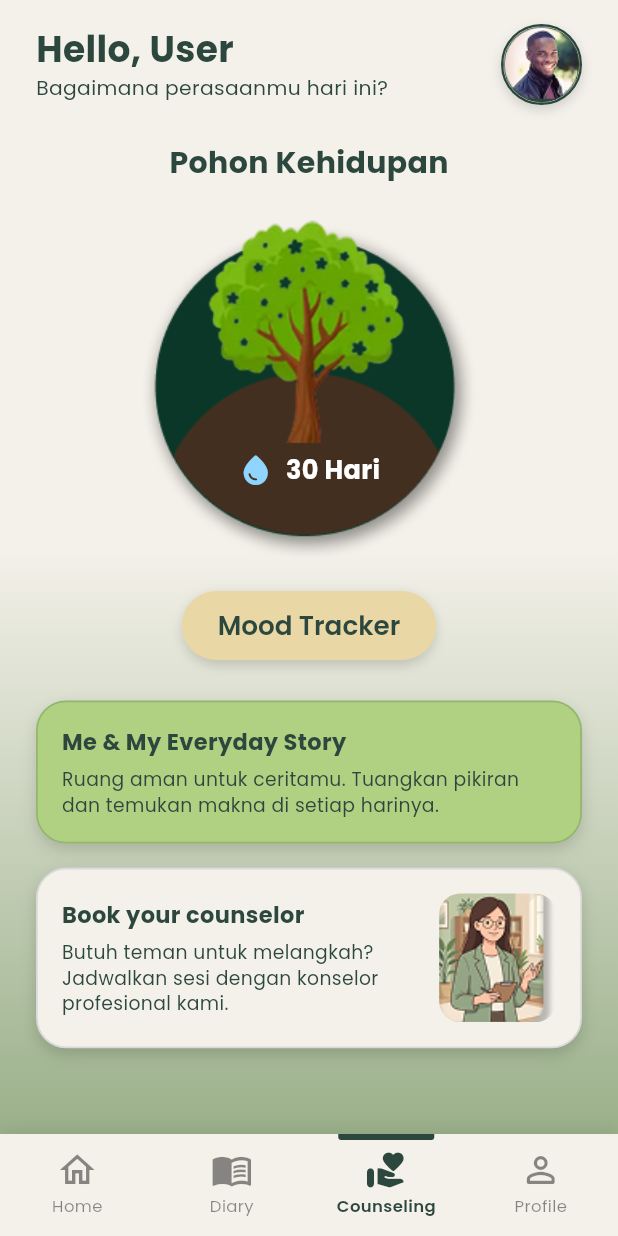
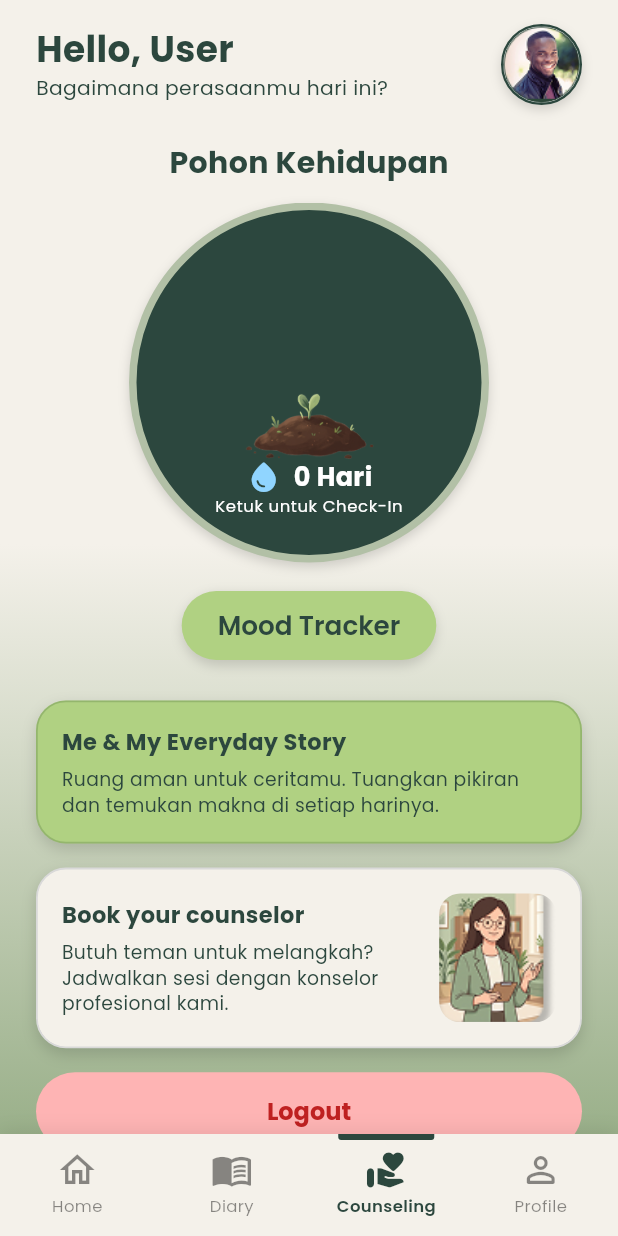
Before and after one commit to 2172015/GayaHidupTeduh, a Flutter app: the HomeScreen screen opened directly, item 3 of the bottom bar chosen, after a tap on "Mood Tracker", on a phone screen of 412 x 824 dp. Run offline on Flutter 3.47's test engine with Material 3 defaults, Android fonts, the phone set to English and light mode, and no system bars.

Commit message:
Add Diary Screen, Revise Home Screen and Navigation Logic

```diff
--- a/frontend/lib/core/app_colors.dart
+++ b/frontend/lib/core/app_colors.dart
@@ -10,4 +10,8 @@ class AppColors {
   static const Color sand = Color(0xFFE9D8A6);
   static const Color lightGray = Color(0xFFD9D9D9);
   static const Color pureWhite = Color(0xFFFFFFFF);
+  static const Color black = Color(0xFF000000);
+  static const Color bodyText = Color(0xFF383329);
+  static const Color errorRed = Color(0xFFBF2121);
+  static const Color errorBackground = Color(0xFFFEB4B4);
 }
--- a/frontend/lib/screens/home/home_screen.dart
+++ b/frontend/lib/screens/home/home_screen.dart
@@ -1,7 +1,10 @@
 import 'package:flutter/material.dart';
+import 'package:gaya_hidup_teduh/screens/auth/login_screen.dart';
+import 'package:gaya_hidup_teduh/screens/diary/diary_screen.dart';
 
 import '../../core/app_colors.dart';
 import '../../widgets/bottom_navigation_bar.dart';
+import '../../widgets/feature_card.dart';
 
 class HomeScreen extends StatefulWidget {
   final String username;
@@ -14,11 +17,37 @@ class HomeScreen extends StatefulWidget {
 
 class _HomeScreenState extends State<HomeScreen> {
   int _selectedNavIndex = 0;
-  final int _streakDays = 30;
+  int _streakDays = 30;
 
   void _onNavTapped(int index) {
     setState(() {
       _selectedNavIndex = index;
+      if (index == 0) {
+        //
+      } else if (index == 1) {
+        Navigator.push(
+          context,
+          MaterialPageRoute(builder: (context) => const DiaryScreen()),
+        );
+      } else if (index == 2) {
+        // Navigate to Counseling
+      } else if (index == 3) {
+        // Navigate to Profile
+      }
+    });
+  }
+
+  void _onStreakTapped() {
+    setState(() {
+      if (_streakDays < 7) {
+        _streakDays = 7;
+      } else if (_streakDays < 14) {
+        _streakDays = 14;
+      } else if (_streakDays < 21) {
+        _streakDays = 21;
+      } else {
+        _streakDays = 0;
+      }
     });
   }
 
@@ -45,7 +74,6 @@ class _HomeScreenState extends State<HomeScreen> {
             child: Column(
               crossAxisAlignment: CrossAxisAlignment.center,
               children: [
-                // 1. Header Row: Greeting + Circular Profile Box
                 Row(
                   mainAxisAlignment: MainAxisAlignment.spaceBetween,
                   crossAxisAlignment: CrossAxisAlignment.center,
@@ -74,7 +102,6 @@ class _HomeScreenState extends State<HomeScreen> {
                       ],
                     ),
 
-                    // Circular Profile Picture Box
                     Container(
                       width: 54,
                       height: 54,
@@ -104,7 +131,6 @@ class _HomeScreenState extends State<HomeScreen> {
                 ),
                 const SizedBox(height: 24),
 
-                // 2. Pohon Kehidupan Title
                 const Text(
                   'Pohon Kehidupan',
                   style: TextStyle(
@@ -115,26 +141,58 @@ class _HomeScreenState extends State<HomeScreen> {
                 ),
                 const SizedBox(height: 12),
 
-                // 3. Tree Streak Graphic
-                // 3. Tree Streak Graphic with Dynamic Stack Overlay
-                SizedBox(
+                GestureDetector(
+                  onTap: _onStreakTapped,
+                  child: Container(
                     width: 240,
                     height: 240,
+                    decoration: BoxDecoration(
+                      shape: BoxShape.circle,
+                      boxShadow: [
+                        BoxShadow(
+                          color: Colors.black.withValues(alpha: 0.15),
+                          blurRadius: 6,
+                          offset: const Offset(0, 3),
+                        ),
+                      ],
+                    ),
                     child: Stack(
                       alignment: Alignment.center,
                       children: [
-                      // Base Tree & Circle Background Image
-                      Image.asset(
-                        'assets/images/homepage/Tree Streak.png',
+                        Container(
                           width: 240,
                           height: 240,
+                          decoration: BoxDecoration(
+                            shape: BoxShape.circle,
+                            color: AppColors.forestGreen,
+                            border: Border.all(
+                              color: Color(0XFFB2C0A6),
+                              width: 5,
+                            ),
+                          ),
+                        ),
+
+                        Positioned(
+                          bottom: 35,
+                          child: Image.asset(
+                            _streakDays < 7
+                                ? 'assets/images/homepage/Streak1-png.png'
+                                : _streakDays < 14
+                                ? 'assets/images/homepage/Streak2-png.png'
+                                : _streakDays < 21
+                                ? 'assets/images/homepage/Streak3-png.png'
+                                : 'assets/images/homepage/Streak4-png.png',
+                            width: 230,
+                            height: 230,
                             fit: BoxFit.contain,
                           ),
+                        ),
 
-                      // Watering Can + Dynamic Streak Text on the Brown Soil
                         Positioned(
-                        bottom: 50,
-                        child: Row(
+                          bottom: 30,
+                          child: Column(
+                            children: [
+                              Row(
                                 mainAxisSize: MainAxisSize.min,
                                 crossAxisAlignment: CrossAxisAlignment.center,
                                 children: [
@@ -154,8 +212,19 @@ class _HomeScreenState extends State<HomeScreen> {
                                   ),
                                 ],
                               ),
+                              Text(
+                                "Ketuk untuk Check-In",
+                                style: Theme.of(context).textTheme.bodySmall
+                                    ?.copyWith(
+                                      color: AppColors.pureWhite,
+                                      fontSize: 11,
+                                    ),
                               ),
                             ],
+                          ),
+                        ),
+                      ],
+                    ),
                   ),
                 ),
                 const SizedBox(height: 18),
@@ -174,10 +243,11 @@ class _HomeScreenState extends State<HomeScreen> {
                   ),
                   child: ElevatedButton(
                     onPressed: () {
-                      // TODO: Navigate to MoodTrackerScreen
+                      // Ke Mood Tracker
+                      _onStreakTapped();
                     },
                     style: ElevatedButton.styleFrom(
-                      backgroundColor: AppColors.sand,
+                      backgroundColor: AppColors.sageGreen,
                       foregroundColor: AppColors.forestGreen,
                       minimumSize: const Size(150, 40),
                       padding: const EdgeInsets.symmetric(
@@ -198,8 +268,7 @@ class _HomeScreenState extends State<HomeScreen> {
                 ),
                 const SizedBox(height: 26),
 
-                // 5. Card 1: Me & My Everyday Story
-                _FeatureCard(
+                FeatureCard(
                   backgroundColor: AppColors.sageGreen,
                   borderColor: AppColors.lightForestGreen.withValues(
                     alpha: 0.4,
@@ -207,23 +276,45 @@ class _HomeScreenState extends State<HomeScreen> {
                   title: 'Me & My Everyday Story',
                   subtitle: 'Ruang aman untuk ceritamu. Tuangkan pikiran dan temukan makna di setiap harinya.',
                   onTap: () {
-                    // TODO: Navigate to DiaryListScreen
+                    // Ke Diary
                   },
                 ),
                 const SizedBox(height: 16),
 
-                // 6. Card 2: Book your counselor (with counselor1.png)
-                _FeatureCard(
+                FeatureCard(
                   backgroundColor: AppColors.offWhite,
                   borderColor: AppColors.lightGray,
                   title: 'Book your counselor',
                   subtitle: 'Butuh teman untuk melangkah? Jadwalkan sesi dengan konselor profesional kami.',
                   trailingImage: 'assets/images/homepage/counselor1.png',
                   onTap: () {
-                    // TODO: Navigate to Booking / Counseling Screen
+                    // Ke Counseling
                   },
                 ),
                 const SizedBox(height: 16),
+                ElevatedButton(
+                  style: ElevatedButton.styleFrom(
+                    backgroundColor: AppColors.errorBackground,
+                    foregroundColor: AppColors.errorRed,
+                  ),
+                  onPressed: () {
+                    // Navigator.of(context).pushAndRemoveUntil(
+                    //   MaterialPageRoute(builder: (_) => const LoginScreen()),
+                    //   (route) => false,
+                    // );
+                    Navigator.pushAndRemoveUntil(
+                      context,
+                      MaterialPageRoute<void>(
+                        builder: (context) => const LoginScreen(),
+                      ),
+                      (route) => false,
+                    );
+                  },
+                  child: const Text(
+                    "Logout",
+                    style: TextStyle(color: AppColors.errorRed),
+                  ),
+                ),
               ],
             ),
           ),
@@ -236,90 +327,3 @@ class _HomeScreenState extends State<HomeScreen> {
     );
   }
 }
-
-class _FeatureCard extends StatelessWidget {
-  final Color backgroundColor;
-  final Color borderColor;
-  final String title;
-  final String subtitle;
-  final String? trailingImage;
-  final VoidCallback onTap;
-
-  const _FeatureCard({
-    required this.backgroundColor,
-    required this.borderColor,
-    required this.title,
-    required this.subtitle,
-    this.trailingImage,
-    required this.onTap,
-  });
-
-  @override
-  Widget build(BuildContext context) {
-    return Container(
-      decoration: BoxDecoration(
-        color: backgroundColor,
-        borderRadius: BorderRadius.circular(20),
-        border: Border.all(color: borderColor, width: 1.2),
-        boxShadow: [
-          BoxShadow(
-            color: Colors.black.withValues(alpha: 0.14),
-            blurRadius: 8,
-            offset: const Offset(0, 4),
-          ),
-        ],
-      ),
-      child: Material(
-        color: Colors.transparent,
-        child: InkWell(
-          borderRadius: BorderRadius.circular(20),
-          onTap: onTap,
-          child: Padding(
-            padding: const EdgeInsets.all(16.0),
-            child: Row(
-              children: [
-                Expanded(
-                  child: Column(
-                    crossAxisAlignment: CrossAxisAlignment.start,
-                    children: [
-                      Text(
-                        title,
-                        style: const TextStyle(
-                          fontSize: 15,
-                          fontWeight: FontWeight.w700,
-                          color: AppColors.forestGreen,
-                        ),
-                      ),
-                      const SizedBox(height: 6),
-                      Text(
-                        subtitle,
-                        style: const TextStyle(
-                          fontSize: 12.5,
-                          fontWeight: FontWeight.w400,
-                          color: AppColors.forestGreen,
-                          height: 1.35,
-                        ),
-                      ),
-                    ],
-                  ),
-                ),
-                if (trailingImage != null) ...[
-                  const SizedBox(width: 12),
-                  ClipRRect(
-                    borderRadius: BorderRadius.circular(14),
-                    child: Image.asset(
-                      trailingImage!,
-                      width: 78,
-                      height: 86,
-                      fit: BoxFit.cover,
-                    ),
-                  ),
-                ],
-              ],
-            ),
-          ),
-        ),
-      ),
-    );
-  }
-}
--- /dev/null
+++ b/frontend/lib/widgets/feature_card.dart
@@ -0,0 +1,91 @@
+import 'package:flutter/material.dart';
+
+import '../core/app_colors.dart';
+
+class FeatureCard extends StatelessWidget {
+  final Color backgroundColor;
+  final Color borderColor;
+  final String title;
+  final String subtitle;
+  final String? trailingImage;
+  final VoidCallback onTap;
+
+  const FeatureCard({
+    super.key,
+    required this.backgroundColor,
+    required this.borderColor,
+    required this.title,
+    required this.subtitle,
+    this.trailingImage,
+    required this.onTap,
+  });
+
+  @override
+  Widget build(BuildContext context) {
+    return Container(
+      decoration: BoxDecoration(
+        color: backgroundColor,
+        borderRadius: BorderRadius.circular(20),
+        border: Border.all(color: borderColor, width: 1.2),
+        boxShadow: [
+          BoxShadow(
+            color: Colors.black.withValues(alpha: 0.14),
+            blurRadius: 8,
+            offset: const Offset(0, 4),
+          ),
+        ],
+      ),
+      child: Material(
+        color: Colors.transparent,
+        child: InkWell(
+          borderRadius: BorderRadius.circular(20),
+          onTap: onTap,
+          child: Padding(
+            padding: const EdgeInsets.all(16.0),
+            child: Row(
+              children: [
+                Expanded(
+                  child: Column(
+                    crossAxisAlignment: CrossAxisAlignment.start,
+                    children: [
+                      Text(
+                        title,
+                        style: const TextStyle(
+                          fontSize: 15,
+                          fontWeight: FontWeight.w700,
+                          color: AppColors.forestGreen,
+                        ),
+                      ),
+                      const SizedBox(height: 6),
+                      Text(
+                        subtitle,
+                        style: const TextStyle(
+                          fontSize: 12.5,
+                          fontWeight: FontWeight.w400,
+                          color: AppColors.forestGreen,
+                          height: 1.35,
+                        ),
+                      ),
+                    ],
+                  ),
+                ),
+                if (trailingImage != null) ...[
+                  const SizedBox(width: 12),
+                  ClipRRect(
+                    borderRadius: BorderRadius.circular(14),
+                    child: Image.asset(
+                      trailingImage!,
+                      width: 78,
+                      height: 86,
+                      fit: BoxFit.cover,
+                    ),
+                  ),
+                ],
+              ],
+            ),
+          ),
+        ),
+      ),
+    );
+  }
+}
```
Also changed, not shown: frontend/lib/core/app_theme.dart (+13 -3 lines), frontend/lib/screens/auth/loading_screen.dart (+11 -7 lines), frontend/lib/screens/auth/login_screen.dart (+6 -2 lines), frontend/lib/screens/diary/diary_screen.dart (added, +57 -0 lines), frontend/assets/images/homepage/Streak1-png.png (added), frontend/assets/images/homepage/Streak2-png.png (added), frontend/assets/images/homepage/Streak3-png.png (added), frontend/assets/images/homepage/Streak4-png.png (added). Lines whose indentation alone changed are shown as unchanged.
